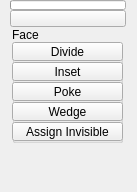
Qt form ui/1_base_menus/2_sub_menus/3_main_menus/polygons_face.ui (m3trik/Scripts_portable) before a commit.
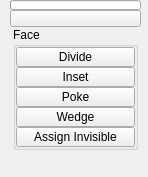
The same form after that commit. Custom widgets are drawn as their Qt base class.

Patch:
```diff
--- a/ui/1_base_menus/2_sub_menus/3_main_menus/polygons_face.ui
+++ b/ui/1_base_menus/2_sub_menus/3_main_menus/polygons_face.ui
@@ -9,8 +9,8 @@
    <rect>
     <x>0</x>
     <y>0</y>
-    <width>137</width>
-    <height>192</height>
+    <width>148</width>
+    <height>177</height>
    </rect>
   </property>
   <property name="minimumSize">
@@ -147,8 +147,8 @@
      <rect>
       <x>10</x>
       <y>0</y>
-      <width>116</width>
-      <height>171</height>
+      <width>131</width>
+      <height>161</height>
      </rect>
     </property>
     <layout class="QGridLayout" name="gridLayout">
@@ -188,19 +188,19 @@
        <item>
         <layout class="QVBoxLayout" name="verticalLayout">
          <property name="spacing">
-          <number>12</number>
+          <number>0</number>
          </property>
          <item>
           <widget class="QGroupBox" name="Face">
            <property name="minimumSize">
             <size>
-             <width>0</width>
-             <height>116</height>
+             <width>125</width>
+             <height>0</height>
             </size>
            </property>
            <property name="maximumSize">
             <size>
-             <width>111</width>
+             <width>125</width>
              <height>999</height>
             </size>
            </property>
@@ -213,22 +213,68 @@
            <property name="title">
             <string>Face</string>
            </property>
+           <layout class="QVBoxLayout" name="verticalLayout_2">
+            <property name="spacing">
+             <number>0</number>
+            </property>
+            <property name="leftMargin">
+             <number>0</number>
+            </property>
+            <property name="topMargin">
+             <number>0</number>
+            </property>
+            <property name="rightMargin">
+             <number>0</number>
+            </property>
+            <property name="bottomMargin">
+             <number>0</number>
+            </property>
+            <item>
+             <widget class="QToolButton_" name="tb007">
+              <property name="enabled">
+               <bool>true</bool>
+              </property>
+              <property name="minimumSize">
+               <size>
+                <width>0</width>
+                <height>20</height>
+               </size>
+              </property>
+              <property name="maximumSize">
+               <size>
+                <width>999</width>
+                <height>20</height>
+               </size>
+              </property>
+              <property name="toolTip">
+               <string>Divide facet</string>
+              </property>
+              <property name="text">
+               <string>Divide</string>
+              </property>
+              <property name="iconSize">
+               <size>
+                <width>18</width>
+                <height>18</height>
+               </size>
+              </property>
+             </widget>
+            </item>
+            <item>
            <widget class="QToolButton_" name="tb006">
             <property name="enabled">
              <bool>true</bool>
             </property>
-            <property name="geometry">
-             <rect>
-              <x>0</x>
-              <y>35</y>
-              <width>111</width>
-              <height>19</height>
-             </rect>
+              <property name="minimumSize">
+               <size>
+                <width>0</width>
+                <height>20</height>
+               </size>
             </property>
             <property name="maximumSize">
              <size>
-              <width>111</width>
-              <height>19</height>
+                <width>999</width>
+                <height>20</height>
              </size>
             </property>
             <property name="toolTip">
@@ -244,22 +290,22 @@
              </size>
             </property>
            </widget>
+            </item>
+            <item>
            <widget class="QPushButton" name="b032">
             <property name="enabled">
              <bool>true</bool>
             </property>
-            <property name="geometry">
-             <rect>
-              <x>0</x>
-              <y>55</y>
-              <width>111</width>
-              <height>19</height>
-             </rect>
+              <property name="minimumSize">
+               <size>
+                <width>0</width>
+                <height>20</height>
+               </size>
             </property>
             <property name="maximumSize">
              <size>
-              <width>111</width>
-              <height>19</height>
+                <width>999</width>
+                <height>20</height>
              </size>
             </property>
             <property name="toolTip">
@@ -312,22 +358,22 @@
              </palette>
             </property>
            </widget>
+            </item>
+            <item>
            <widget class="QPushButton" name="b034">
             <property name="enabled">
              <bool>true</bool>
             </property>
-            <property name="geometry">
-             <rect>
-              <x>0</x>
-              <y>75</y>
-              <width>111</width>
-              <height>19</height>
-             </rect>
+              <property name="minimumSize">
+               <size>
+                <width>0</width>
+                <height>20</height>
+               </size>
             </property>
             <property name="maximumSize">
              <size>
-              <width>111</width>
-              <height>19</height>
+                <width>999</width>
+                <height>20</height>
              </size>
             </property>
             <property name="toolTip">
@@ -380,22 +426,22 @@
              </palette>
             </property>
            </widget>
+            </item>
+            <item>
            <widget class="QPushButton" name="b038">
             <property name="enabled">
              <bool>true</bool>
             </property>
-            <property name="geometry">
-             <rect>
-              <x>0</x>
-              <y>95</y>
-              <width>111</width>
-              <height>19</height>
-             </rect>
+              <property name="minimumSize">
+               <size>
+                <width>0</width>
+                <height>20</height>
+               </size>
             </property>
             <property name="maximumSize">
              <size>
-              <width>111</width>
-              <height>19</height>
+                <width>999</width>
+                <height>20</height>
              </size>
             </property>
             <property name="toolTip">
@@ -448,37 +494,8 @@
              </palette>
             </property>
            </widget>
-           <widget class="QToolButton_" name="tb007">
-            <property name="enabled">
-             <bool>true</bool>
-            </property>
-            <property name="geometry">
-             <rect>
-              <x>0</x>
-              <y>15</y>
-              <width>111</width>
-              <height>19</height>
-             </rect>
-            </property>
-            <property name="maximumSize">
-             <size>
-              <width>111</width>
-              <height>19</height>
-             </size>
-            </property>
-            <property name="toolTip">
-             <string>Divide facet</string>
-            </property>
-            <property name="text">
-             <string>Divide</string>
-            </property>
-            <property name="iconSize">
-             <size>
-              <width>18</width>
-              <height>18</height>
-             </size>
-            </property>
-           </widget>
+            </item>
+           </layout>
           </widget>
          </item>
          <item>
```
Lines whose indentation alone changed are shown as unchanged.
